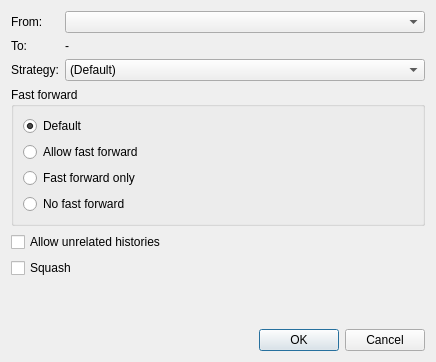
This is src/dialogs/mergedialog.ui in KDE/kommit as Qt 5 draws it before an edit. The edited form follows.
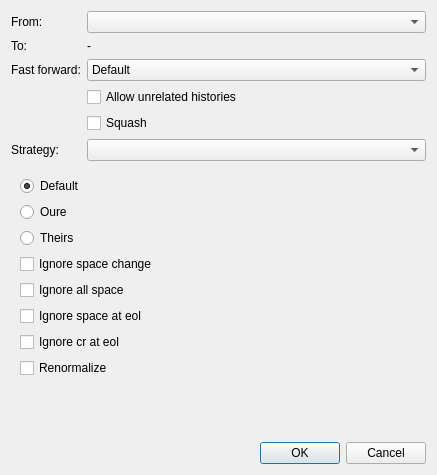
This is the edited form. The open tabs and pages were chosen to show the change.

```diff
--- a/src/dialogs/mergedialog.ui
+++ b/src/dialogs/mergedialog.ui
@@ -6,8 +6,8 @@
    <rect>
     <x>0</x>
     <y>0</y>
-    <width>436</width>
-    <height>362</height>
+    <width>437</width>
+    <height>475</height>
    </rect>
   </property>
   <property name="windowTitle">
@@ -26,48 +26,18 @@
      <item row="0" column="1">
       <widget class="QComboBox" name="comboBoxBranchName"/>
      </item>
-     <item row="2" column="0">
+     <item row="5" column="0">
       <widget class="QLabel" name="label">
        <property name="text">
         <string>Strategy:</string>
        </property>
       </widget>
      </item>
-     <item row="2" column="1">
+     <item row="5" column="1">
       <widget class="QComboBox" name="comboBoxStrategy">
        <property name="whatsThis">
         <string>&lt;html&gt;&lt;head/&gt;&lt;body&gt;&lt;p&gt;The merge mechanism (git merge and git pull commands) allows the backend merge strategies to be chosen with -s option. Some strategies can also take their own options, which can be passed by giving -X&amp;lt;option&amp;gt; arguments to git merge and/or git pull.&lt;/p&gt;&lt;p&gt;&lt;a href=&quot;https://git-scm.com/docs/merge-strategies&quot;&gt;&lt;span style=&quot; text-decoration: underline; color:#2980b9;&quot;&gt;More information&lt;/span&gt;&lt;/a&gt;&lt;/p&gt;&lt;/body&gt;&lt;/html&gt;</string>
        </property>
-       <item>
-        <property name="text">
-         <string>(Default)</string>
-        </property>
-       </item>
-       <item>
-        <property name="text">
-         <string>Recursive</string>
-        </property>
-       </item>
-       <item>
-        <property name="text">
-         <string>Resolve</string>
-        </property>
-       </item>
-       <item>
-        <property name="text">
-         <string>Octopus</string>
-        </property>
-       </item>
-       <item>
-        <property name="text">
-         <string>Ours</string>
-        </property>
-       </item>
-       <item>
-        <property name="text">
-         <string>Subtree</string>
-        </property>
-       </item>
       </widget>
      </item>
      <item row="1" column="0">
@@ -84,81 +54,196 @@
        </property>
       </widget>
      </item>
-    </layout>
-   </item>
-   <item>
-    <widget class="QGroupBox" name="groupBox">
-     <property name="title">
-      <string>Fast forward</string>
-     </property>
-     <layout class="QVBoxLayout" name="verticalLayout">
-      <item>
-       <widget class="QRadioButton" name="radioButton">
+     <item row="2" column="0">
+      <widget class="QLabel" name="label_4">
+       <property name="text">
+        <string>Fast forward:</string>
+       </property>
+      </widget>
+     </item>
+     <item row="2" column="1">
+      <widget class="QComboBox" name="comboBoxFastForward">
+       <property name="whatsThis">
+        <string>&lt;html&gt;&lt;head/&gt;&lt;body&gt;&lt;p&gt;Specifies how a merge is handled when the merged-in history is already a descendant of the current history.&lt;/p&gt;&lt;p&gt;&lt;br/&gt;&lt;/p&gt;&lt;p&gt;&lt;a href=&quot;https://git-scm.com/docs/git-merge#Documentation/git-merge.txt---ff&quot;&gt;&lt;span style=&quot; text-decoration: underline; color:#007af4;&quot;&gt;More information&lt;/span&gt;&lt;/a&gt;&lt;/p&gt;&lt;/body&gt;&lt;/html&gt;</string>
+       </property>
+       <item>
         <property name="text">
          <string>Default</string>
         </property>
-        <property name="checked">
-         <bool>true</bool>
-        </property>
-       </widget>
-      </item>
-      <item>
-       <widget class="QRadioButton" name="radioButtonAllowFastForward">
-        <property name="whatsThis">
-         <string>&lt;html&gt;&lt;head/&gt;&lt;body&gt;&lt;p&gt;When possible resolve the merge as a fast-forward (only update the branch pointer to match the merged branch; do not create a merge commit). When not possible (when the merged-in history is not a descendant of the current history), create a merge commit.&lt;/p&gt;&lt;p&gt;&lt;a href=&quot;https://git-scm.com/docs/git-merge#Documentation/git-merge.txt---ff&quot;&gt;&lt;span style=&quot; text-decoration: underline; color:#007af4;&quot;&gt;More information&lt;/span&gt;&lt;/a&gt;&lt;/p&gt;&lt;/body&gt;&lt;/html&gt;</string>
-        </property>
+       </item>
+       <item>
         <property name="text">
          <string>Allow fast forward</string>
         </property>
-       </widget>
-      </item>
-      <item>
-       <widget class="QRadioButton" name="radioButtonFastForwardOnly">
-        <property name="whatsThis">
-         <string>&lt;html&gt;&lt;head/&gt;&lt;body&gt;&lt;p&gt;Resolve the merge as a fast-forward when possible. When not possible, refuse to merge and exit with a non-zero status.&lt;/p&gt;&lt;p&gt;&lt;br/&gt;&lt;/p&gt;&lt;p&gt;&lt;a href=&quot;https://git-scm.com/docs/git-merge#Documentation/git-merge.txt---ff-only&quot;&gt;&lt;span style=&quot; text-decoration: underline; color:#007af4;&quot;&gt;More information&lt;/span&gt;&lt;/a&gt;&lt;/p&gt;&lt;/body&gt;&lt;/html&gt;</string>
-        </property>
+       </item>
+       <item>
         <property name="text">
          <string>Fast forward only</string>
         </property>
-       </widget>
-      </item>
-      <item>
-       <widget class="QRadioButton" name="radioButtonNofastForward">
-        <property name="whatsThis">
-         <string>&lt;html&gt;&lt;head/&gt;&lt;body&gt;&lt;p&gt;Create a merge commit in all cases, even when the merge could instead be resolved as a fast-forward.&lt;/p&gt;&lt;p&gt;&lt;a href=&quot;https://git-scm.com/docs/git-merge#Documentation/git-merge.txt---no-ff&quot;&gt;&lt;span style=&quot; text-decoration: underline; color:#007af4;&quot;&gt;More information&lt;/span&gt;&lt;/a&gt;&lt;/p&gt;&lt;/body&gt;&lt;/html&gt;</string>
-        </property>
+       </item>
+       <item>
         <property name="text">
          <string>No fast forward</string>
         </property>
-       </widget>
-      </item>
-     </layout>
-    </widget>
+       </item>
+      </widget>
+     </item>
+     <item row="3" column="1">
+      <widget class="QCheckBox" name="checkBoxAllowUnrelatedHistories">
+       <property name="whatsThis">
+        <string>&lt;html&gt;&lt;head/&gt;&lt;body&gt;&lt;p&gt;By default, git merge command refuses to merge histories that do not share a common ancestor. This option can be used to override this safety when merging histories of two projects that started their lives independently. As that is a very rare occasion, no configuration variable to enable this by default exists and will not be added.&lt;/p&gt;&lt;p&gt;&lt;br/&gt;&lt;/p&gt;&lt;p&gt;&lt;a href=&quot;https://git-scm.com/docs/git-merge#Documentation/git-merge.txt---allow-unrelated-histories&quot;&gt;&lt;span style=&quot; text-decoration: underline; color:#007af4;&quot;&gt;More information&lt;/span&gt;&lt;/a&gt;&lt;/p&gt;&lt;/body&gt;&lt;/html&gt;</string>
+       </property>
+       <property name="text">
+        <string>Allow unrelated histories</string>
+       </property>
+       <property name="tristate">
+        <bool>true</bool>
+       </property>
+      </widget>
+     </item>
+     <item row="4" column="1">
+      <widget class="QCheckBox" name="checkBoxSquash">
+       <property name="whatsThis">
+        <string>&lt;html&gt;&lt;head/&gt;&lt;body&gt;&lt;p&gt;Produce the working tree and index state as if a real merge happened (except for the merge information), but do not actually make a commit, move the HEAD, or record $GIT_DIR/MERGE_HEAD (to cause the next git commit command to create a merge commit). This allows you to create a single commit on top of the current branch whose effect is the same as merging another branch (or more in case of an octopus).&lt;/p&gt;&lt;p&gt;&lt;br/&gt;&lt;/p&gt;&lt;p&gt;&lt;a href=&quot;https://git-scm.com/docs/git-merge#Documentation/git-merge.txt---squash&quot;&gt;&lt;span style=&quot; text-decoration: underline; color:#007af4;&quot;&gt;More information&lt;/span&gt;&lt;/a&gt;&lt;/p&gt;&lt;/body&gt;&lt;/html&gt;</string>
+       </property>
+       <property name="text">
+        <string>Squash</string>
+       </property>
+       <property name="tristate">
+        <bool>true</bool>
+       </property>
+      </widget>
+     </item>
+    </layout>
    </item>
    <item>
-    <widget class="QCheckBox" name="checkBoxAllowUnrelatedHistories">
-     <property name="whatsThis">
-      <string>&lt;html&gt;&lt;head/&gt;&lt;body&gt;&lt;p&gt;By default, git merge command refuses to merge histories that do not share a common ancestor. This option can be used to override this safety when merging histories of two projects that started their lives independently. As that is a very rare occasion, no configuration variable to enable this by default exists and will not be added.&lt;/p&gt;&lt;p&gt;&lt;br/&gt;&lt;/p&gt;&lt;p&gt;&lt;a href=&quot;https://git-scm.com/docs/git-merge#Documentation/git-merge.txt---allow-unrelated-histories&quot;&gt;&lt;span style=&quot; text-decoration: underline; color:#007af4;&quot;&gt;More information&lt;/span&gt;&lt;/a&gt;&lt;/p&gt;&lt;/body&gt;&lt;/html&gt;</string>
+    <widget class="QStackedWidget" name="stackedWidget">
+     <property name="currentIndex">
+      <number>2</number>
      </property>
-     <property name="text">
-      <string>Allow unrelated histories</string>
-     </property>
-     <property name="tristate">
-      <bool>true</bool>
-     </property>
-    </widget>
-   </item>
-   <item>
-    <widget class="QCheckBox" name="checkBoxSquash">
-     <property name="whatsThis">
-      <string>&lt;html&gt;&lt;head/&gt;&lt;body&gt;&lt;p&gt;Produce the working tree and index state as if a real merge happened (except for the merge information), but do not actually make a commit, move the HEAD, or record $GIT_DIR/MERGE_HEAD (to cause the next git commit command to create a merge commit). This allows you to create a single commit on top of the current branch whose effect is the same as merging another branch (or more in case of an octopus).&lt;/p&gt;&lt;p&gt;&lt;br/&gt;&lt;/p&gt;&lt;p&gt;&lt;a href=&quot;https://git-scm.com/docs/git-merge#Documentation/git-merge.txt---squash&quot;&gt;&lt;span style=&quot; text-decoration: underline; color:#007af4;&quot;&gt;More information&lt;/span&gt;&lt;/a&gt;&lt;/p&gt;&lt;/body&gt;&lt;/html&gt;</string>
-     </property>
-     <property name="text">
-      <string>Squash</string>
-     </property>
-     <property name="tristate">
-      <bool>true</bool>
-     </property>
+     <widget class="QWidget" name="pageEmpty"/>
+     <widget class="QWidget" name="pageStrategyOrt">
+      <layout class="QVBoxLayout" name="verticalLayout_3">
+       <item>
+        <widget class="QRadioButton" name="radioButtonDefault">
+         <property name="text">
+          <string>Default</string>
+         </property>
+         <property name="checked">
+          <bool>true</bool>
+         </property>
+        </widget>
+       </item>
+       <item>
+        <widget class="QRadioButton" name="radioButtonOurs">
+         <property name="text">
+          <string>Oure</string>
+         </property>
+        </widget>
+       </item>
+       <item>
+        <widget class="QRadioButton" name="radioButtonTheirs">
+         <property name="text">
+          <string>Theirs</string>
+         </property>
+        </widget>
+       </item>
+       <item>
+        <widget class="QCheckBox" name="checkBoxIgnoreSpaceChanges">
+         <property name="whatsThis">
+          <string>&lt;html&gt;&lt;head/&gt;&lt;body&gt;&lt;p&gt;Treats lines with the indicated type of whitespace change as unchanged for the sake of a three-way merge. Whitespace changes mixed with other changes to a line are not ignored. &lt;/p&gt;&lt;p&gt;&lt;br/&gt;&lt;/p&gt;&lt;p&gt;&lt;a href=&quot;https://git-scm.com/docs/git-merge#Documentation/git-merge.txt-ignore-space-change&quot;&gt;&lt;span style=&quot; text-decoration: underline; color:#007af4;&quot;&gt;More information&lt;/span&gt;&lt;/a&gt;&lt;/p&gt;&lt;/body&gt;&lt;/html&gt;</string>
+         </property>
+         <property name="text">
+          <string>Ignore space change</string>
+         </property>
+        </widget>
+       </item>
+       <item>
+        <widget class="QCheckBox" name="checkBoxIgnoreAllSpace">
+         <property name="whatsThis">
+          <string>&lt;html&gt;&lt;head/&gt;&lt;body&gt;&lt;p&gt;Treats lines with the indicated type of whitespace change as unchanged for the sake of a three-way merge. Whitespace changes mixed with other changes to a line are not ignored. &lt;/p&gt;&lt;p&gt;&lt;br/&gt;&lt;/p&gt;&lt;p&gt;&lt;a href=&quot;https://git-scm.com/docs/git-merge#Documentation/git-merge.txt-ignore-space-change&quot;&gt;&lt;span style=&quot; text-decoration: underline; color:#007af4;&quot;&gt;More information&lt;/span&gt;&lt;/a&gt;&lt;/p&gt;&lt;/body&gt;&lt;/html&gt;</string>
+         </property>
+         <property name="text">
+          <string>Ignore all space</string>
+         </property>
+        </widget>
+       </item>
+       <item>
+        <widget class="QCheckBox" name="checkBoxIgnoreSpaceAtEol">
+         <property name="whatsThis">
+          <string>&lt;html&gt;&lt;head/&gt;&lt;body&gt;&lt;p&gt;Treats lines with the indicated type of whitespace change as unchanged for the sake of a three-way merge. Whitespace changes mixed with other changes to a line are not ignored. &lt;/p&gt;&lt;p&gt;&lt;br/&gt;&lt;/p&gt;&lt;p&gt;&lt;a href=&quot;https://git-scm.com/docs/git-merge#Documentation/git-merge.txt-ignore-space-change&quot;&gt;&lt;span style=&quot; text-decoration: underline; color:#007af4;&quot;&gt;More information&lt;/span&gt;&lt;/a&gt;&lt;/p&gt;&lt;/body&gt;&lt;/html&gt;</string>
+         </property>
+         <property name="text">
+          <string>Ignore space at eol</string>
+         </property>
+        </widget>
+       </item>
+       <item>
+        <widget class="QCheckBox" name="checkBoxIgnoreCrAtEol">
+         <property name="whatsThis">
+          <string>&lt;html&gt;&lt;head/&gt;&lt;body&gt;&lt;p&gt;Treats lines with the indicated type of whitespace change as unchanged for the sake of a three-way merge. Whitespace changes mixed with other changes to a line are not ignored. &lt;/p&gt;&lt;p&gt;&lt;br/&gt;&lt;/p&gt;&lt;p&gt;&lt;a href=&quot;https://git-scm.com/docs/git-merge#Documentation/git-merge.txt-ignore-space-change&quot;&gt;&lt;span style=&quot; text-decoration: underline; color:#007af4;&quot;&gt;More information&lt;/span&gt;&lt;/a&gt;&lt;/p&gt;&lt;/body&gt;&lt;/html&gt;</string>
+         </property>
+         <property name="text">
+          <string>Ignore cr at eol</string>
+         </property>
+        </widget>
+       </item>
+       <item>
+        <widget class="QCheckBox" name="checkBoxRenormalize">
+         <property name="whatsThis">
+          <string>&lt;html&gt;&lt;head/&gt;&lt;body&gt;&lt;p&gt;This runs a virtual check-out and check-in of all three stages of a file when resolving a three-way merge. This option is meant to be used when merging branches with different clean filters or end-of-line normalization rules.&lt;/p&gt;&lt;p&gt;&lt;br/&gt;&lt;/p&gt;&lt;p&gt;&lt;a href=&quot;https://git-scm.com/docs/git-merge#Documentation/git-merge.txt-renormalize&quot;&gt;&lt;span style=&quot; text-decoration: underline; color:#007af4;&quot;&gt;More information&lt;/span&gt;&lt;/a&gt;&lt;/p&gt;&lt;/body&gt;&lt;/html&gt;</string>
+         </property>
+         <property name="text">
+          <string>Renormalize</string>
+         </property>
+         <property name="tristate">
+          <bool>true</bool>
+         </property>
+        </widget>
+       </item>
+      </layout>
+     </widget>
+     <widget class="QWidget" name="pageStrategyRecursive">
+      <layout class="QFormLayout" name="formLayout_2">
+       <item row="0" column="0">
+        <widget class="QLabel" name="label_5">
+         <property name="text">
+          <string>Diff algorithm:</string>
+         </property>
+        </widget>
+       </item>
+       <item row="0" column="1">
+        <widget class="QComboBox" name="comboBoxDiffAlgoritm">
+         <property name="whatsThis">
+          <string>&lt;html&gt;&lt;head/&gt;&lt;body&gt;&lt;p&gt;Use a different diff algorithm while merging, which can help avoid mismerges that occur due to unimportant matching lines (such as braces from distinct functions).&lt;/p&gt;&lt;p&gt;&lt;br/&gt;&lt;/p&gt;&lt;p&gt;&lt;a href=&quot;https://git-scm.com/docs/git-merge#Documentation/git-merge.txt-diff-algorithmpatienceminimalhistogrammyers&quot;&gt;&lt;span style=&quot; text-decoration: underline; color:#007af4;&quot;&gt;More information&lt;/span&gt;&lt;/a&gt;&lt;/p&gt;&lt;/body&gt;&lt;/html&gt;</string>
+         </property>
+        </widget>
+       </item>
+       <item row="1" column="1">
+        <widget class="QCheckBox" name="checkBoxNoRenames">
+         <property name="text">
+          <string>Turn off rename detection</string>
+         </property>
+         <property name="tristate">
+          <bool>true</bool>
+         </property>
+        </widget>
+       </item>
+       <item row="2" column="1">
+        <spacer name="verticalSpacer_2">
+         <property name="orientation">
+          <enum>Qt::Vertical</enum>
+         </property>
+         <property name="sizeHint" stdset="0">
+          <size>
+           <width>20</width>
+           <height>40</height>
+          </size>
+         </property>
+        </spacer>
+       </item>
+      </layout>
+     </widget>
     </widget>
    </item>
    <item>
```
Left out of the diff: 19 changed lines with no effect on the pictures.
